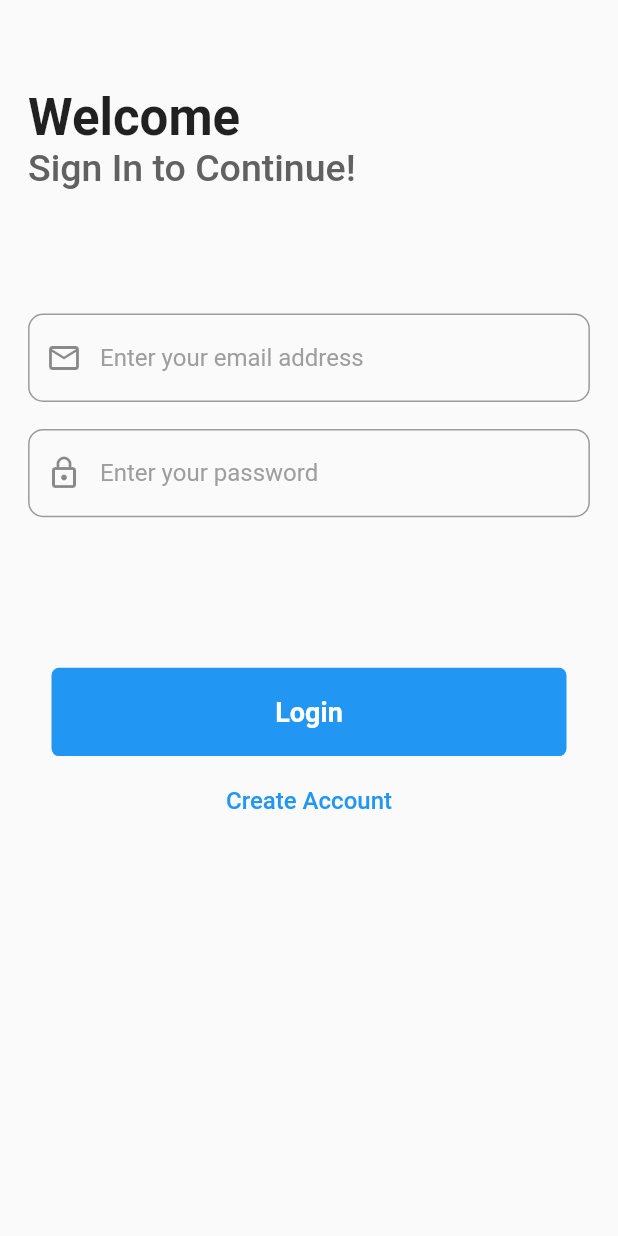
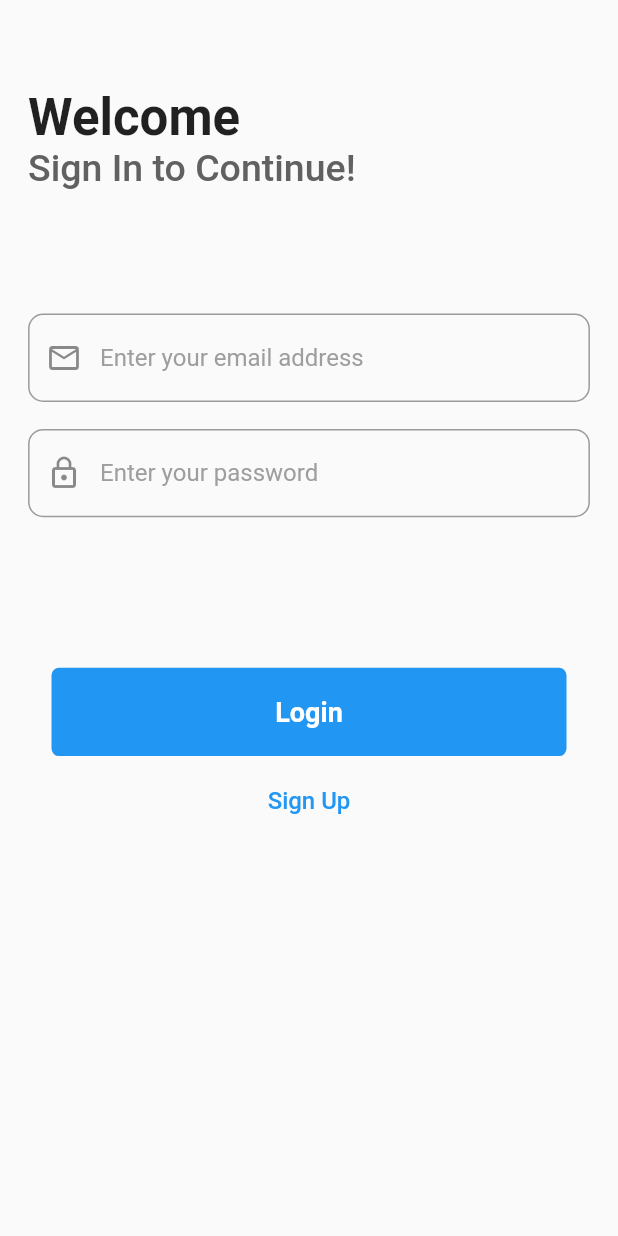
Before and after one commit to up4154/Log_In, a Flutter app: the screen it shows after launch, on a phone screen of 412 x 824 dp. Run offline on Flutter 3.47's test engine with Material 2 defaults, Android fonts, the phone set to English and light mode, and no system bars; our stand-ins replace firebase_auth, firebase_core; accounts and stored records are empty.

Commit message:
Update LoginScreen.dart

```diff
--- a/lib/LoginScreen.dart
+++ b/lib/LoginScreen.dart
@@ -88,7 +88,7 @@ class _LoginScreenState extends State<LoginScreen> {
                     Navigator.of(context).push(
                         MaterialPageRoute(builder: (_) => CreateAccount())),
                 child: Text(
-                  "Create Account",
+                  "Sign Up",
                   style: TextStyle(
                     color: Colors.blue,
                     fontSize: 16,
```
